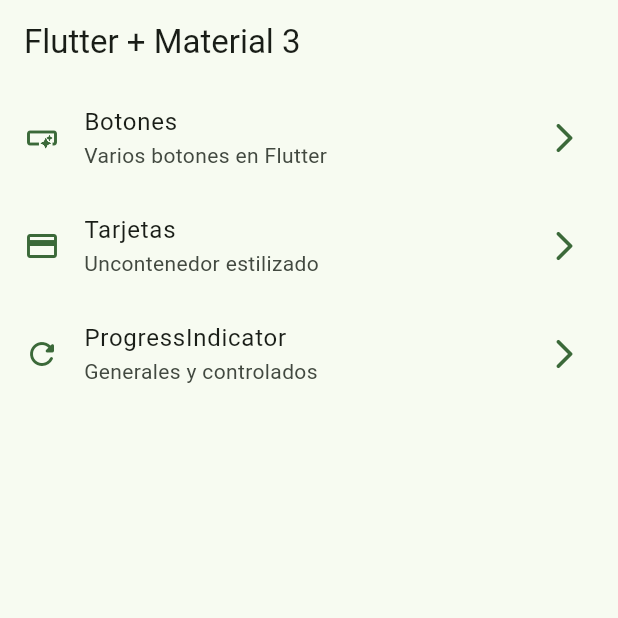
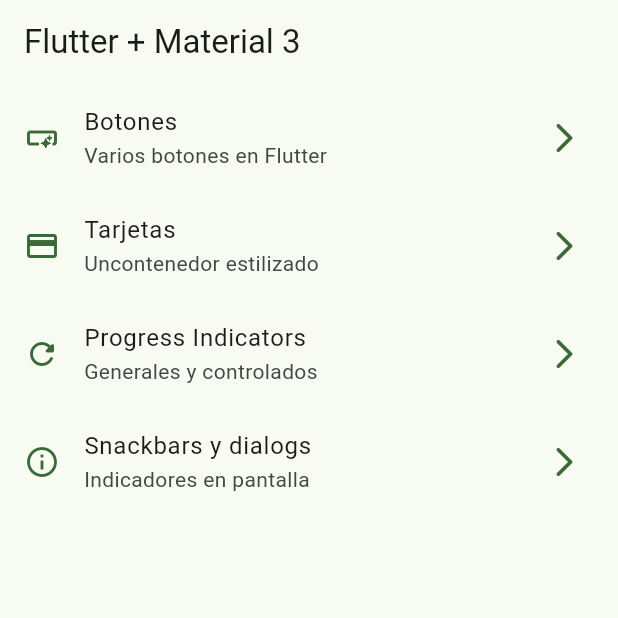
Before and after one commit to Guillermo-NH/widgets_app, a Flutter app: the screen it shows after launch, on a phone screen of 412 x 824 dp, the top half of it. Run offline on Flutter 3.47's test engine with Material 2 defaults, Android fonts, the phone set to English and light mode, and no system bars; our stand-ins replace go_router.

Commit message:
Snackbar y dialogos terminados

```diff
--- a/lib/config/menu/menu_items.dart
+++ b/lib/config/menu/menu_items.dart
@@ -25,8 +25,13 @@ const appMenuItems = <MenuItem>[
       link: '/cards',
       icon: Icons.credit_card),
   MenuItem(
-      title: 'ProgressIndicator',
+      title: 'Progress Indicators',
       subTitle: 'Generales y controlados',
       link: '/progress',
       icon: Icons.refresh_rounded),
+  MenuItem(
+      title: 'Snackbars y dialogs',
+      subTitle: 'Indicadores en pantalla',
+      link: '/snackbar',
+      icon: Icons.info_outlined),
 ];
```
Also changed, not shown: lib/presentation/screens/snackbar/snackbar_screen.dart (+59 -1 lines).
